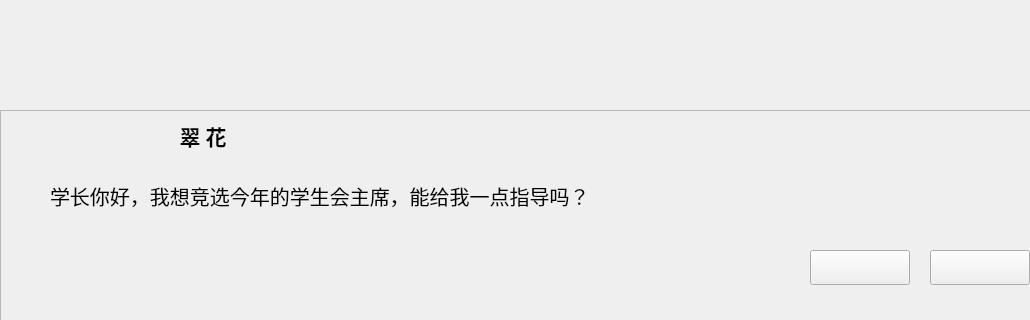
This is Game/UI_resource/choose_model_1.ui in ElectricMs/CampusTales as Qt 5 draws it before an edit; both pictures show x 0 to 1030 and y 400 to 720 of the 1280 by 720 pixel window. The edited form follows.
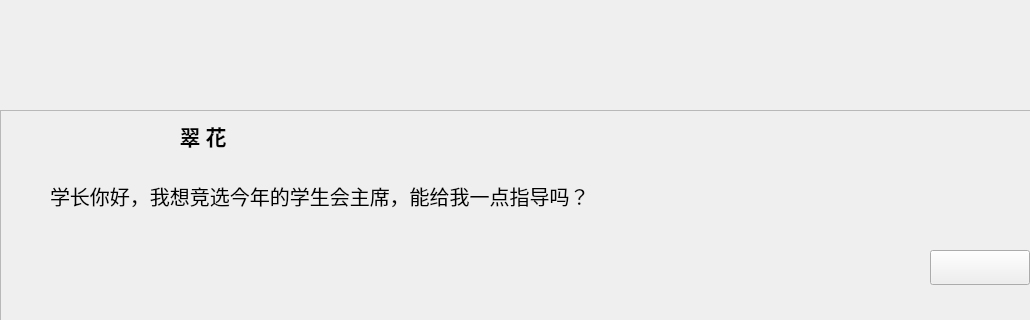
This is the edited form. Icons and pictures are not drawn.

Patch:
```diff
--- a/Game/UI_resource/choose_model_1.ui
+++ b/Game/UI_resource/choose_model_1.ui
@@ -134,21 +134,32 @@
       <string/>
      </property>
     </widget>
-    <widget class="QPushButton" name="pushButton_7">
+    <widget class="QPlainTextEdit" name="plainTextEdit">
      <property name="geometry">
       <rect>
-       <x>810</x>
-       <y>140</y>
-       <width>100</width>
-       <height>35</height>
+       <x>40</x>
+       <y>70</y>
+       <width>851</width>
+       <height>111</height>
       </rect>
      </property>
+     <property name="font">
+      <font>
+       <family>微软雅黑</family>
+       <pointsize>15</pointsize>
+      </font>
+     </property>
      <property name="styleSheet">
-      <string notr="true">border-image: url(:/image2/resource/qsave.png);</string>
+      <string notr="true">#plainTextEdit{
+background-color:transparent;
+border:None;}</string>
      </property>
-     <property name="text">
+     <property name="plainText">
       <string/>
      </property>
+     <property name="placeholderText">
+      <string>选择上方的选项，或者在此输入你的个性化回答~</string>
+     </property>
     </widget>
    </widget>
    <widget class="QPushButton" name="pushButton">
```
Left out of the diff: 20 changed lines with no effect on the pictures.
